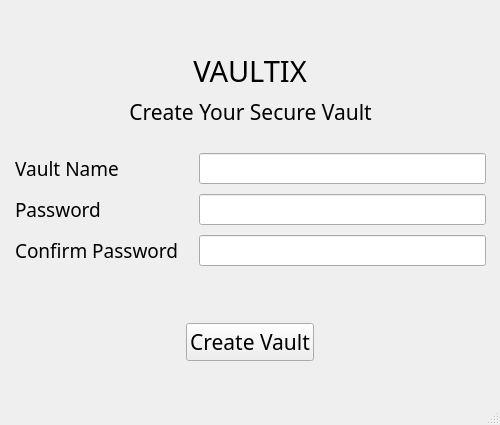
First picture: the form in ui/create_vault.ui, repository Haakim19/vaultix, before the edit.
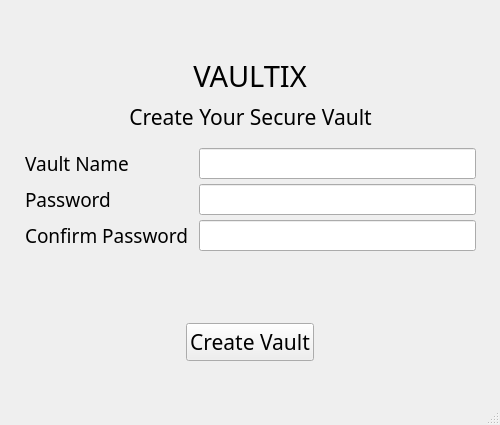
Second picture: the form after the edit.

Commit message: UI updates with login & create vault

What changed in the file:
```diff
--- a/ui/create_vault.ui
+++ b/ui/create_vault.ui
@@ -12,14 +12,20 @@
   </property>
   <property name="font">
    <font>
-    <family>Comfortaa</family>
-    <pointsize>16</pointsize>
+    <family>Sans Serif</family>
+    <pointsize>10</pointsize>
    </font>
   </property>
   <property name="windowTitle">
    <string>MainWindow</string>
   </property>
   <widget class="QWidget" name="centralwidget">
+   <property name="font">
+    <font>
+     <family>Sans Serif</family>
+     <pointsize>10</pointsize>
+    </font>
+   </property>
    <widget class="QWidget" name="verticalLayoutWidget">
     <property name="geometry">
      <rect>
@@ -30,6 +36,12 @@
      </rect>
     </property>
     <layout class="QVBoxLayout" name="verticalLayout">
+     <property name="leftMargin">
+      <number>10</number>
+     </property>
+     <property name="rightMargin">
+      <number>10</number>
+     </property>
      <item>
       <spacer name="verticalSpacer_3">
        <property name="orientation">
@@ -78,22 +90,22 @@
      <item>
       <layout class="QFormLayout" name="formLayout">
        <property name="horizontalSpacing">
-        <number>20</number>
+        <number>10</number>
        </property>
        <property name="verticalSpacing">
-        <number>10</number>
+        <number>5</number>
        </property>
        <property name="leftMargin">
         <number>15</number>
        </property>
        <property name="topMargin">
-        <number>20</number>
+        <number>10</number>
        </property>
        <property name="rightMargin">
         <number>15</number>
        </property>
        <property name="bottomMargin">
-        <number>0</number>
+        <number>10</number>
        </property>
        <item row="0" column="0">
         <widget class="QLabel" name="vaultName">
```
Left out of the diff: 2 changed lines with no effect on the pictures. The commit also changes 1 other file.
